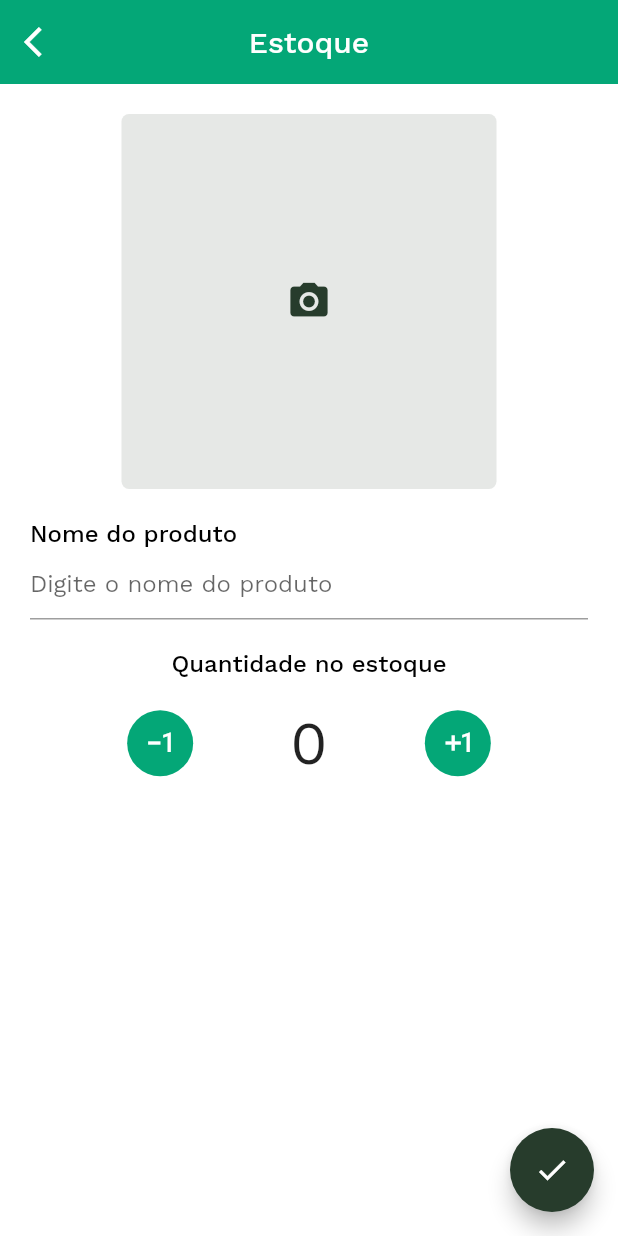
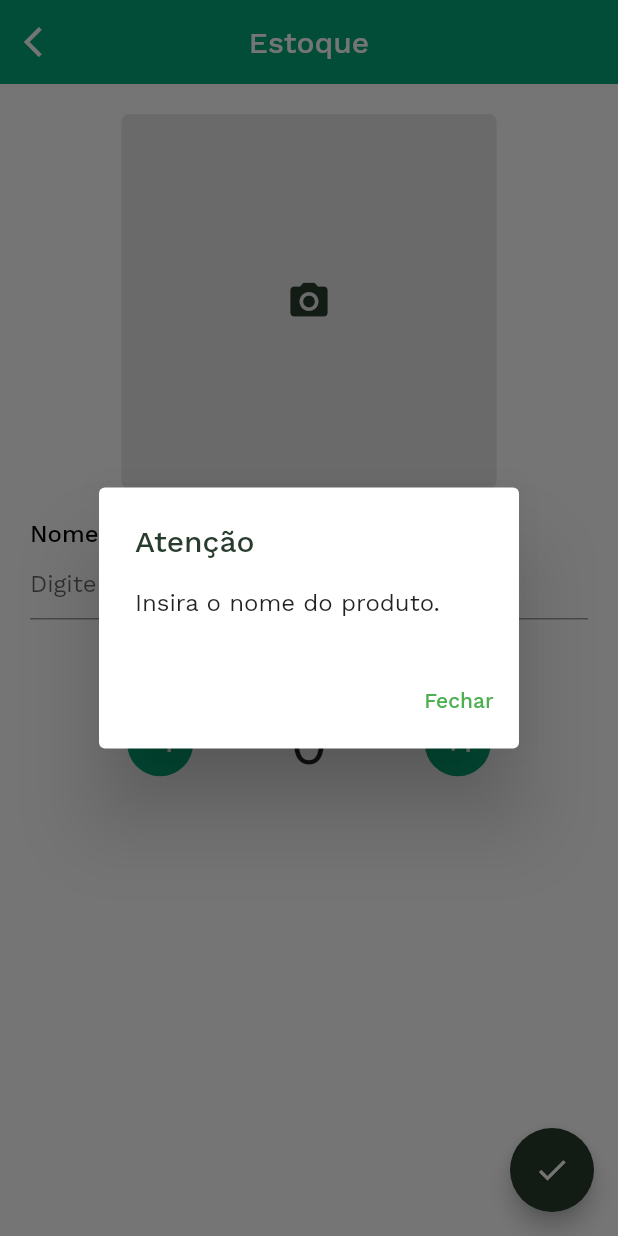
Before and after one commit to al4nnw/libero, a Flutter app: the CriarProduto screen opened directly, after a tap on the "check" icon, on a phone screen of 412 x 824 dp. Run offline on Flutter 3.47's test engine with Material 2 defaults, Android fonts, the phone set to English and light mode, and no system bars; our stand-ins replace cloud_firestore, firebase_core; accounts and stored records are empty.

Commit message:
criação de produto implantada

```diff
--- a/lib/criar_produto/criar_produto.dart
+++ b/lib/criar_produto/criar_produto.dart
@@ -2,7 +2,11 @@ import 'package:flutter/material.dart';
 import 'package:libero/componentes/contador.dart';
 
 import '../cores.dart';
+import '../models/produto.dart';
+import '../services/database.dart';
 import '../utils/counter.dart';
+import '../utils/show_error.dart';
+import '../utils/time_handler.dart';
 
 class CriarProduto extends StatefulWidget {
   const CriarProduto({Key? key}) : super(key: key);
@@ -55,8 +59,9 @@ class _CriarProdutoState extends State<CriarProduto> {
                   const SizedBox(height: 20),
                   const Text("Nome do produto",
                       style: TextStyle(fontSize: 16, color: Colors.black, fontWeight: FontWeight.w500)),
-                  const TextField(
-                    decoration: InputDecoration(hintText: "Digite o nome do produto"),
+                  TextField(
+                    controller: nomeController,
+                    decoration: const InputDecoration(hintText: "Digite o nome do produto"),
                   ),
                   const SizedBox(height: 20),
                   const Align(
@@ -74,7 +79,23 @@ class _CriarProdutoState extends State<CriarProduto> {
         floatingActionButton: FloatingActionButton(
             backgroundColor: verdeEscuro,
             splashColor: Colors.transparent,
-            onPressed: () {},
+            onPressed: _onCreateProduct,
             child: const Icon(Icons.check, color: Colors.white)));
   }
+
+  void _onCreateProduct() {
+    /// Verificar se campos foram preenchidos
+    if (nomeController.value.text == "") {
+      return showError(context, "Insira o nome do produto.");
+    }
+
+    /// Adicionar ao firestore
+    Database.adicionarProduto(Produto(
+        nome: nomeController.value.text,
+        quantidade: counter.value,
+        adicionadoEm: TimeHandler.now(),
+        alteradoEm: TimeHandler.now()));
+
+    Navigator.pop(context);
+  }
 }
--- a/lib/inspecionar_produto/inspecionar_produto.dart
+++ b/lib/inspecionar_produto/inspecionar_produto.dart
@@ -35,6 +35,7 @@ class _InspecionarProdutoState extends State<InspecionarProduto> {
         elevation: 0,
         leading: IconButton(onPressed: () => Navigator.pop(context), icon: const Icon(Icons.arrow_back_ios)),
         centerTitle: true,
+        actions: [IconButton(onPressed: () {}, icon: const Icon(Icons.delete))],
         title: const Text("Estoque"),
       ),
       body: SingleChildScrollView(
--- /dev/null
+++ b/lib/services/database.dart
@@ -0,0 +1,14 @@
+import 'package:cloud_firestore/cloud_firestore.dart';
+
+import '../models/produto.dart';
+
+class Database {
+  static void adicionarProduto(Produto produto) async {
+    FirebaseFirestore.instance
+        .collection("lojas")
+        .doc("principal")
+        .collection("produtos")
+        .doc()
+        .set(produto.toFirestore());
+  }
+}
--- /dev/null
+++ b/lib/utils/show_error.dart
@@ -0,0 +1,16 @@
+import 'package:flutter/material.dart';
+import 'package:libero/cores.dart';
+
+void showError(context, String message) => showDialog(
+    context: context,
+    builder: (context) => AlertDialog(
+          title: const Text("Atenção", style: TextStyle(color: verdeEscuro)),
+          content: Text(message),
+          actions: [
+            TextButton(
+                onPressed: () {
+                  Navigator.pop(context);
+                },
+                child: const Text("Fechar"))
+          ],
+        ));
```
